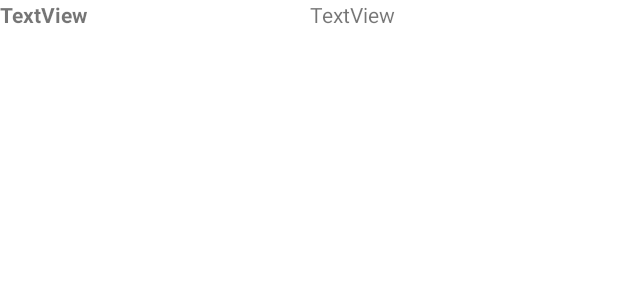
After one commit to ApoorvaAditya/fetch-rewards-take-home-assignment, an Android app: the layout expandable_list_chid_item.xml on its own in the app's theme, with its tools: preview values and no code run, on a phone screen of 412 x 824 dp. The commit adds this screen. Shown: the top 300 px of the screen. Run offline under Robolectric (Android 15) with nearby library versions, the phone set to English and light mode, and no system bars.

Commit message:
Added expandable list view to main activity and created layout files

```diff
--- a/app/src/main/res/layout/activity_main.xml
+++ b/app/src/main/res/layout/activity_main.xml
@@ -16,6 +16,11 @@
         app:layout_constraintEnd_toEndOf="parent"
         app:layout_constraintStart_toStartOf="parent"
         app:layout_constraintTop_toTopOf="parent" />
+
+    <ExpandableListView
+        android:id="@+id/expandableListView"
+        android:layout_width="match_parent"
+        android:layout_height="match_parent" />
 
     <LinearLayout
         android:id="@+id/errorLinearLayout"
--- /dev/null
+++ b/app/src/main/res/layout/expandable_list_chid_item.xml
@@ -0,0 +1,21 @@
+<?xml version="1.0" encoding="utf-8"?>
+<LinearLayout xmlns:android="http://schemas.android.com/apk/res/android"
+    android:layout_width="match_parent"
+    android:layout_height="wrap_content">
+
+
+    <TextView
+        android:id="@+id/idTextView"
+        android:layout_width="wrap_content"
+        android:layout_height="wrap_content"
+        android:layout_weight="1"
+        android:text="TextView"
+        android:textStyle="bold" />
+
+    <TextView
+        android:id="@+id/nameTextView"
+        android:layout_width="wrap_content"
+        android:layout_height="wrap_content"
+        android:layout_weight="1"
+        android:text="TextView" />
+</LinearLayout>
```
Also changed, not shown: app/src/main/res/layout/expandable_list_group_item.xml (added, +12 -0 lines).
